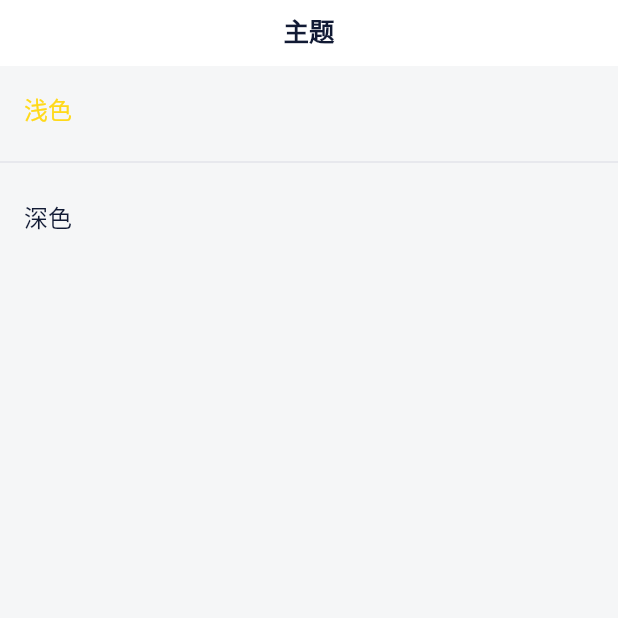
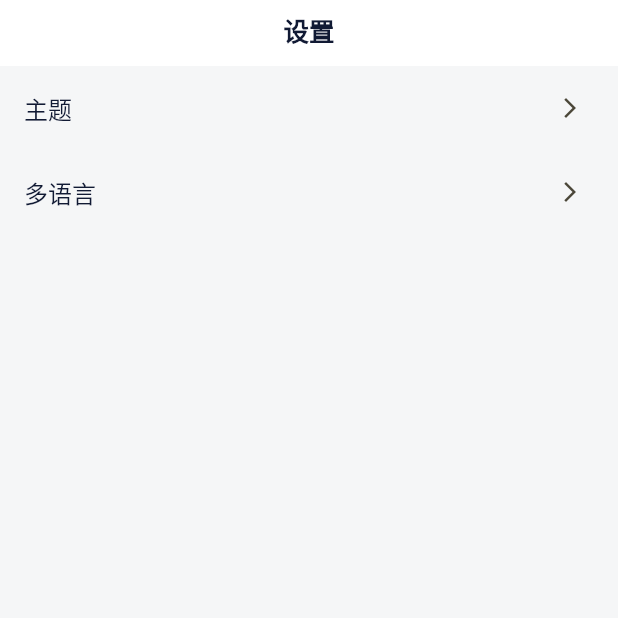
Before and after one commit to TryImpossible/moodary_flutter, a Flutter app: the screen it shows after launch, on a phone screen of 412 x 824 dp, the top half of it. Run offline on Flutter 3.47's test engine with Material 3 defaults, Android fonts, the light colour scheme and no system bars; our stand-ins replace flutter_riverpod, freezed_annotation, go_router, riverpod_annotation; generated files the repository leaves out were written again.

Commit message:
feat: 设置页面

```diff
--- a/lib/config/l10n/intl/messages_en.dart
+++ b/lib/config/l10n/intl/messages_en.dart
@@ -25,6 +25,7 @@ class MessageLookup extends MessageLookupByLibrary {
     "app_name": MessageLookupByLibrary.simpleMessage("moodary"),
     "log_mood": MessageLookupByLibrary.simpleMessage("log mood"),
     "mulit_language": MessageLookupByLibrary.simpleMessage("Language"),
+    "settings": MessageLookupByLibrary.simpleMessage("Settings"),
     "theme": MessageLookupByLibrary.simpleMessage("Theme"),
     "write_journal": MessageLookupByLibrary.simpleMessage("write journal"),
   };
--- a/lib/config/l10n/intl/messages_zh_Hans.dart
+++ b/lib/config/l10n/intl/messages_zh_Hans.dart
@@ -25,6 +25,7 @@ class MessageLookup extends MessageLookupByLibrary {
     "app_name": MessageLookupByLibrary.simpleMessage("moodary"),
     "log_mood": MessageLookupByLibrary.simpleMessage("记心情"),
     "mulit_language": MessageLookupByLibrary.simpleMessage("多语言"),
+    "settings": MessageLookupByLibrary.simpleMessage("设置"),
     "theme": MessageLookupByLibrary.simpleMessage("主题"),
     "write_journal": MessageLookupByLibrary.simpleMessage("写手账"),
   };
--- a/lib/config/l10n/intl/messages_zh_Hant.dart
+++ b/lib/config/l10n/intl/messages_zh_Hant.dart
@@ -25,6 +25,7 @@ class MessageLookup extends MessageLookupByLibrary {
     "app_name": MessageLookupByLibrary.simpleMessage("moodary"),
     "log_mood": MessageLookupByLibrary.simpleMessage("記心情"),
     "mulit_language": MessageLookupByLibrary.simpleMessage("多語言"),
+    "settings": MessageLookupByLibrary.simpleMessage("設置"),
     "theme": MessageLookupByLibrary.simpleMessage("主題"),
     "write_journal": MessageLookupByLibrary.simpleMessage("寫手帳"),
   };
--- a/lib/config/l10n/intl_en.arb
+++ b/lib/config/l10n/intl_en.arb
@@ -4,6 +4,8 @@
   "log_mood": "log mood",
   "write_journal": "write journal",
 
+  "settings": "Settings",
+
   "mulit_language": "Language",
 
   "theme": "Theme"
--- a/lib/config/l10n/intl_zh_Hans.arb
+++ b/lib/config/l10n/intl_zh_Hans.arb
@@ -4,6 +4,8 @@
   "log_mood": "记心情",
   "write_journal": "写手账",
 
+  "settings": "设置",
+
   "mulit_language": "多语言",
 
   "theme": "主题"
--- a/lib/config/l10n/intl_zh_Hant.arb
+++ b/lib/config/l10n/intl_zh_Hant.arb
@@ -4,6 +4,8 @@
   "log_mood": "記心情",
   "write_journal": "寫手帳",
 
+  "settings": "設置",
+
   "mulit_language": "多語言",
 
   "theme": "主題"
--- a/lib/config/l10n/l10n.dart
+++ b/lib/config/l10n/l10n.dart
@@ -75,6 +75,11 @@ class S {
     );
   }
 
+  /// `Settings`
+  String get settings {
+    return Intl.message('Settings', name: 'settings', desc: '', args: []);
+  }
+
   /// `Language`
   String get mulit_language {
     return Intl.message('Language', name: 'mulit_language', desc: '', args: []);
--- /dev/null
+++ b/lib/features/settings/presentation/settings/settings_screen.dart
@@ -0,0 +1,66 @@
+import 'package:flutter/material.dart';
+import 'package:moodary_flutter/config/l10n/l10n.dart';
+import 'package:moodary_flutter/features/settings/presentation/language_setting/language_setting_screen.dart';
+import 'package:moodary_flutter/features/settings/presentation/theme_setting/theme_setting_screen.dart';
+
+class SettingsScreen extends StatelessWidget {
+  const SettingsScreen({super.key});
+
+  @override
+  Widget build(BuildContext context) {
+    return Scaffold(
+      appBar: AppBar(
+        title: Text(S.current.settings),
+        centerTitle: true,
+      ),
+      body: ListView(
+        children: <Widget>[
+          _SettingsCell(
+            text: S.current.theme,
+            onTap: () {
+              Navigator.of(context).push(
+                MaterialPageRoute(
+                  builder: (_) {
+                    return const ThemeSettingScreen();
+                  },
+                ),
+              );
+            },
+          ),
+          _SettingsCell(
+            text: S.current.mulit_language,
+            onTap: () {
+              Navigator.of(context).push(
+                MaterialPageRoute(
+                  builder: (_) {
+                    return const LanguageSettingScreen();
+                  },
+                ),
+              );
+            },
+          ),
+        ],
+      ),
+    );
+  }
+}
+
+class _SettingsCell extends StatelessWidget {
+  const _SettingsCell({
+    super.key,
+    required this.text,
+    required this.onTap,
+  });
+
+  final String text;
+  final VoidCallback onTap;
+
+  @override
+  Widget build(BuildContext context) {
+    return ListTile(
+      title: Text(text),
+      trailing: const Icon(Icons.arrow_forward_ios, size: 16),
+      onTap: onTap,
+    );
+  }
+}
```
Also changed, not shown: lib/main.dart (+2 -35 lines).
